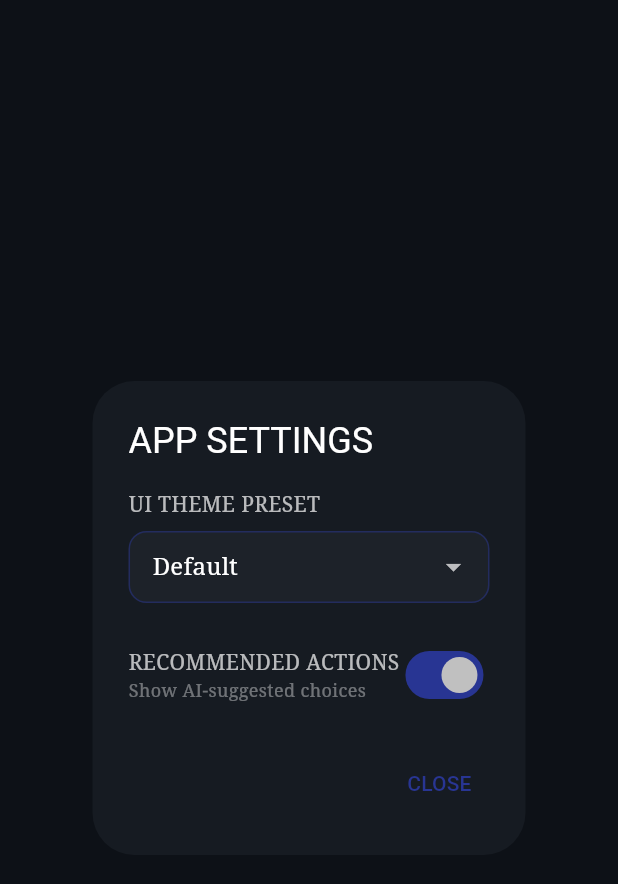
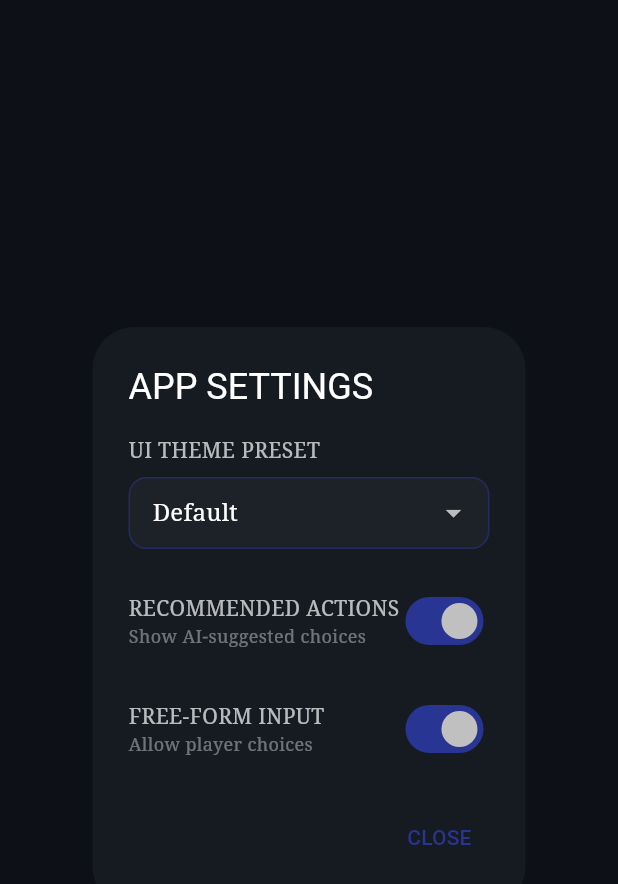
Before and after one commit to RobLobsta/Grim_Fable, a Flutter app: the AppSettingsDialog widget shown alone on an empty page, opened directly, on a phone screen of 412 x 824 dp. Shown: the top 884 px of the screen. Run offline on Flutter 3.47's test engine with Material 3 defaults, Android fonts, the phone set to English and light mode, and no system bars; our stand-ins replace dio, flutter_markdown, flutter_riverpod, go_router, hive, hive_flutter; accounts and stored records are empty.

Commit message:
Refine AI suggestions, add free-form input toggle, and update app branding
- Updated HuggingFaceAIService to produce shorter, more concise adventure suggestions (< 12 words) and exactly 3 recommended actions (< 5 words).
- Improved AI response parsing to handle fallbacks for pipes, newlines, and various labeling formats.
- Added a "FREE-FORM INPUT" toggle in App Settings with the label "Allow player choices".
- Modified AdventureScreen to conditionally hide the text input field based on the toggle, while making the "CONTINUE" button more prominent as a fallback.
- Updated application display name to "Grim Fable" across Android, iOS, Web, MacOS, Windows, and Linux.
- Regenerated mocks and updated tests to reflect settings service changes.

Co-authored-by: RobLobsta <197544388+RobLobsta@users.noreply.github.com>

```diff
--- a/grim_fable/lib/features/adventure/adventure_provider.dart
+++ b/grim_fable/lib/features/adventure/adventure_provider.dart
@@ -125,7 +125,7 @@ Maintain a dark fantasy, gritty, and realistic tone.
     final recommendedEnabled = _ref.read(recommendedResponsesProvider);
 
     final finalSystemMessage = recommendedEnabled
-        ? "$systemMessage\nAt the end of your response, provide 2-3 recommended player actions in the following format: [CHOICES] Action 1 | Action 2 | Action 3"
+        ? "$systemMessage\nAt the end of your response, provide exactly 3 recommended player actions. Each action must be very short and concise (under 5 words) to fit in a small button. Format: [CHOICES] Action 1 | Action 2 | Action 3"
         : systemMessage;
 
     final fullResponse = await _aiService.generateResponse(
@@ -183,7 +183,7 @@ Maintain a dark fantasy, gritty, and realistic tone.
     final recommendedEnabled = _ref.read(recommendedResponsesProvider);
 
     final finalSystemMessage = recommendedEnabled
-        ? "$systemMessage\nAt the end of your response, provide 2-3 recommended player actions in the following format: [CHOICES] Action 1 | Action 2 | Action 3"
+        ? "$systemMessage\nAt the end of your response, provide exactly 3 recommended player actions. Each action must be very short and concise (under 5 words) to fit in a small button. Format: [CHOICES] Action 1 | Action 2 | Action 3"
         : systemMessage;
 
     final fullResponse = await _aiService.generateResponse(
@@ -272,7 +272,7 @@ Your response must be exactly 1 paragraph (3-5 sentences).
     final recommendedEnabled = _ref.read(recommendedResponsesProvider);
 
     final finalSystemMessage = recommendedEnabled
-        ? "$systemMessage\nAt the end of your response, provide 2-3 recommended player actions in the following format: [CHOICES] Action 1 | Action 2 | Action 3"
+        ? "$systemMessage\nAt the end of your response, provide exactly 3 recommended player actions. Each action must be very short and concise (under 5 words) to fit in a small button. Format: [CHOICES] Action 1 | Action 2 | Action 3"
         : systemMessage;
 
     final response = await _aiService.generateResponse(
--- a/grim_fable/lib/shared/widgets/app_settings_dialog.dart
+++ b/grim_fable/lib/shared/widgets/app_settings_dialog.dart
@@ -16,6 +16,7 @@ class AppSettingsDialog extends ConsumerWidget {
   Widget build(BuildContext context, WidgetRef ref) {
     final uiPreset = ref.watch(uiPresetProvider);
     final recommendedResponses = ref.watch(recommendedResponsesProvider);
+    final freeFormInput = ref.watch(freeFormInputProvider);
     final scaffoldMessenger = ScaffoldMessenger.of(context);
 
     return AlertDialog(
@@ -75,6 +76,33 @@ class AppSettingsDialog extends ConsumerWidget {
                 ),
               ],
             ),
+            const SizedBox(height: 24),
+            Row(
+              mainAxisAlignment: MainAxisAlignment.spaceBetween,
+              children: [
+                const Expanded(
+                  child: Column(
+                    crossAxisAlignment: CrossAxisAlignment.start,
+                    children: [
+                      Text(
+                        'FREE-FORM INPUT',
+                        style: TextStyle(fontFamily: 'Serif', fontSize: 14, color: Colors.white70),
+                      ),
+                      Text(
+                        'Allow player choices',
+                        style: TextStyle(fontSize: 12, color: Colors.white38),
+                      ),
+                    ],
+                  ),
+                ),
+                Switch(
+                  value: freeFormInput,
+                  onChanged: (value) {
+                    ref.read(freeFormInputProvider.notifier).updateValue(value);
+                  },
+                ),
+              ],
+            ),
           ],
         ),
       ),
```
Also changed, not shown: grim_fable/lib/core/services/hf_ai_service.dart (+14 -4 lines), grim_fable/lib/core/services/settings_service.dart (+16 -0 lines), grim_fable/lib/features/adventure/adventure_screen.dart (+16 -7 lines), 10 other files.
